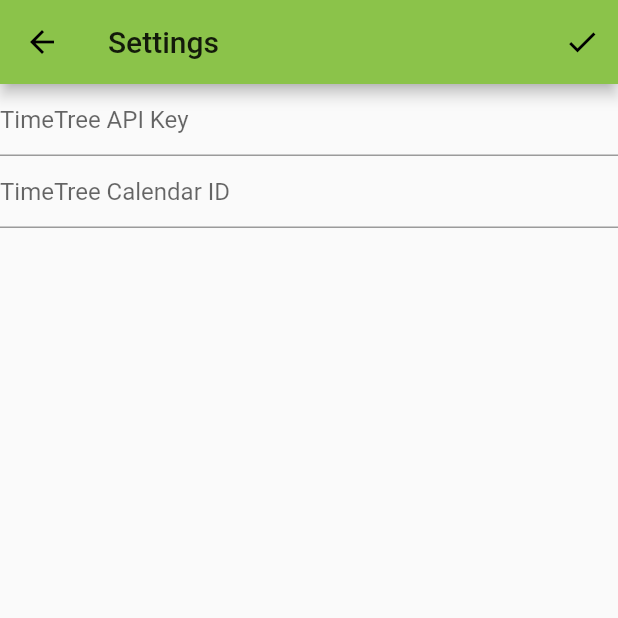
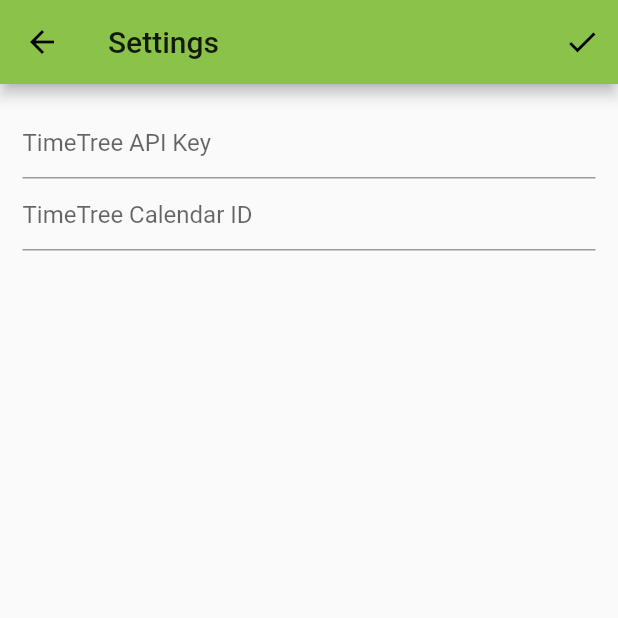
Before and after one commit to watasuke102/TimeTree-AddIvent, a Flutter app: the SettingPage screen opened directly, on a phone screen of 412 x 824 dp, the top half of it. Run offline on Flutter 3.47's test engine with Material 2 defaults, Android fonts, the phone set to English and light mode, and no system bars.

Commit message:
update: 設定画面のUI微調整

```diff
--- a/lib/main.dart
+++ b/lib/main.dart
@@ -127,7 +127,7 @@
           onPressed: ()=>Navigator.pop(context)
         )
       ]),
-      body: Column(children:
+      body: Padding(padding: EdgeInsets.all(15), child:Column(children:
       [
         TextField
         (
@@ -139,7 +139,7 @@
           onChanged:(value) => calendarID = value,
           decoration: InputDecoration(hintText: "TimeTree Calendar ID")
         )
-      ])
+      ]))
     );
   }
 }
```
